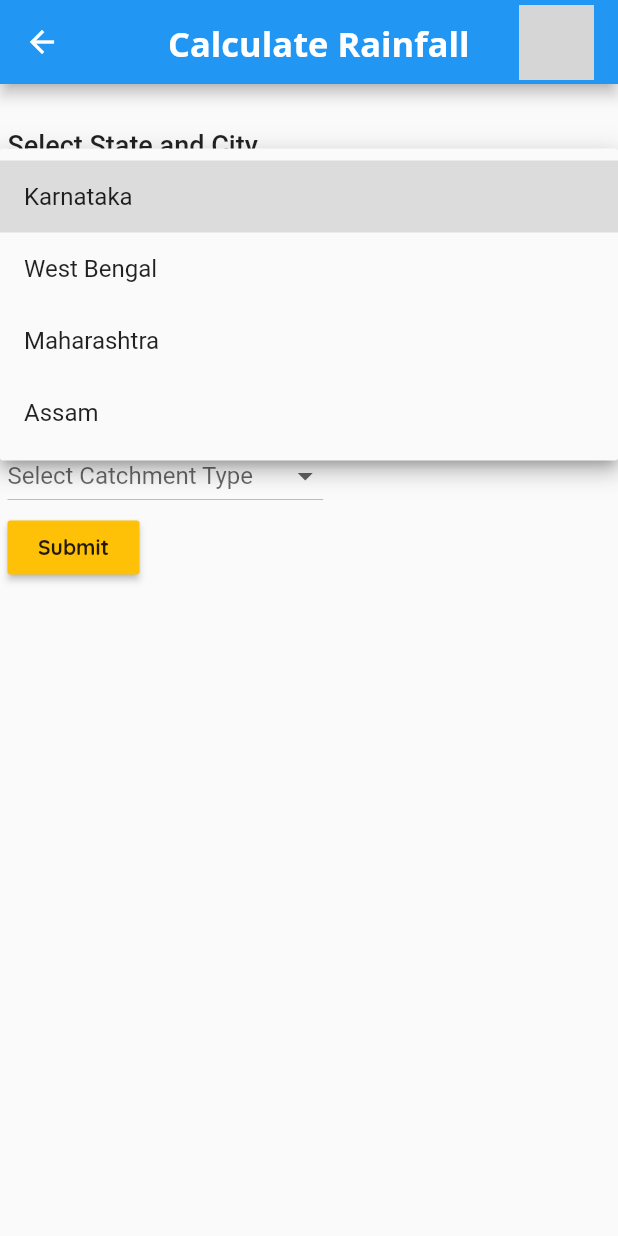
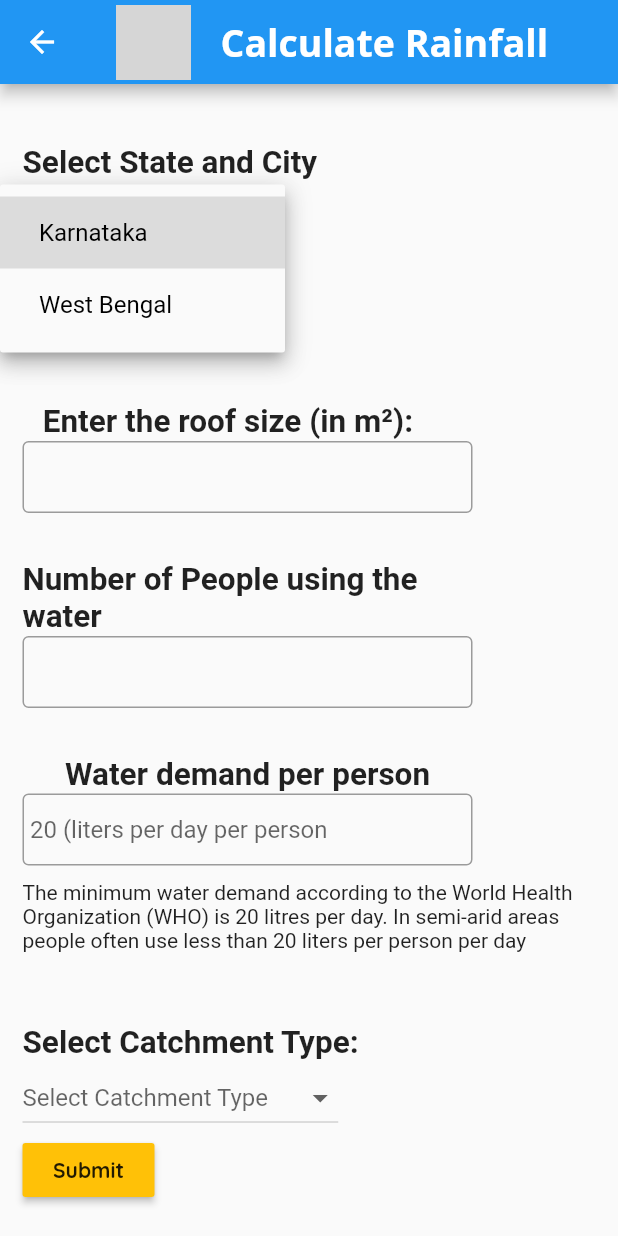
Before and after one commit to payelmasanta/AquaStore, a Flutter app: the Calculations screen opened directly, after a tap on "Choose State", on a phone screen of 412 x 824 dp. Run offline on Flutter 3.47's test engine with Material 2 defaults, Android fonts, the phone set to English and light mode, and no system bars; our stand-ins replace firebase_auth, fluttertoast; accounts and stored records are empty; Roboto replaces fonts that are missing (Open Sans); grey boxes are pictures that could not be loaded.

Commit message:
Update Calculation.dart

```diff
--- a/lib/Calculation.dart
+++ b/lib/Calculation.dart
@@ -1,9 +1,8 @@
-import 'package:cloud_firestore/cloud_firestore.dart';
+//import 'package:cloud_firestore/cloud_firestore.dart';//
 import 'package:firebase_auth/firebase_auth.dart';
 import 'package:flutter/material.dart';
 import 'package:flutter/cupertino.dart';
-import 'package:flutter_spinkit/flutter_spinkit.dart';
-import 'package:rwh_assistant/database.dart';
+//import 'package:rwh_assistant/database.dart';//
 
 class Item {
   const Item(this.name);
@@ -16,15 +15,15 @@ class Calculations extends StatefulWidget {
 }
 
 class _CalculationsState extends State<Calculations> {
-  double resrain;
   Future<void> _initForm;
   final _stateList = <StateModel>[];
   final _cityList = <City>[];
-
+  double resrain_dry, resrain_wet,demand;
+  int people;
   StateModel selectedState;
   City selectedCity;
   Item selectedRegion, selectedCatchment;
-  double catchValue, roofsize, result; //catchValue is the runn-off factor
+  double catchValue, roofsize, result_dry, result_wet; //catchValue is the runn-off factor
   final GlobalKey<FormState> _formKey = GlobalKey<FormState>();
 
   List<Item> catchment = <Item>[
@@ -50,8 +49,6 @@ class _CalculationsState extends State<Calculations> {
     return [
       StateModel("1", "Karnataka"),
       StateModel("2", "West Bengal"),
-      StateModel("3", "Maharashtra"),
-      StateModel("4", "Assam"),
     ];
   }
 
@@ -59,23 +56,13 @@ class _CalculationsState extends State<Calculations> {
     await Future.delayed(Duration(seconds: 1));
     if (id == "1")
       return [
-        City("1", "Bangalore", 150.2),
-        City("2", "Mysore", 148.1),
+        City("1", "Bangalore", 150.2, 110),
+        City("2", "Mysore", 148.1,110),
       ];
     if (id == "2")
       return [
-        City("3", "Kolkata", 160.8),
-        City("4", "Kharagpur", 166.5),
-      ];
-    if (id == "3")
-      return [
-        City("3", "Mumbai", 160.8),
-        City("4", "Pune", 166.5),
-      ];
-    if (id == "4")
-      return [
-        City("3", "Guwahati", 160.8),
-        City("4", "Silchar", 166.5),
+        City("3", "Kolkata", 160.8,100),
+        City("4", "Kharagpur", 166.5,100),
       ];
     return Iterable.empty();
   }
@@ -97,14 +84,15 @@ class _CalculationsState extends State<Calculations> {
     }
   }
 
-  void _onCitySelected(City selectedCity) {
+  void onCitySelected(City selectedCity) {
     setState(() {
       this.selectedCity = selectedCity;
-      resrain = selectedCity.rain;
-      print(resrain);
+      resrain_dry = selectedCity.dry_coeff;
+      resrain_wet = selectedCity.wet_coeff;
+      print(resrain_dry);
+      print(resrain_wet);
     });
   }
-
   void _showLoadingDialog() {
     showDialog(
       context: context,
@@ -112,10 +100,7 @@ class _CalculationsState extends State<Calculations> {
         return WillPopScope(
           onWillPop: () async => false,
           child: Center(
-            child: SpinKitCircle(
-              color: Colors.white,
-              size: 50,
-            ),
+            child: CupertinoActivityIndicator(animating: true),
           ),
         );
       },
@@ -125,39 +110,25 @@ class _CalculationsState extends State<Calculations> {
   @override
   Widget build(BuildContext context) {
     return Scaffold(
-      appBar: AppBar(
-        title: Stack(
-          children: <Widget>[
-            Row(
+      appBar: AppBar(title: Row(
       mainAxisAlignment: MainAxisAlignment.start,
-              children: <Widget>[
+      children: [
       Container(
-                    margin: EdgeInsets.only(top: 10),
-                    padding: const EdgeInsets.only(left: 40.0, right: 8.0),
-                    child: Text(
-                      'Calculate Rainfall',
-                      style: TextStyle(fontFamily: 'Open Sans', fontSize: 23),
-                    )),
-              ],
-            ),
-            Row(
-              mainAxisAlignment: MainAxisAlignment.end,
-              children: <Widget>[
-                Container(
-                  //margin: EdgeInsets.only(left: 40, right: 0),
-                  child: Image.asset(
-                    'assets/images/logo.png',
+      margin: EdgeInsets.only(left:5, right:20),
+      child:Image.asset(
+        'asset/logo3.png',
         fit: BoxFit.contain,
         height: 50,
       ),
-                ),
-              ],
+    ), Container(
+    padding: const EdgeInsets.only(left:0.0,right:0.0), child: Text('Calculate Rainfall',style: TextStyle(fontFamily: 'Open Sans'),)
     ),
     ],
     ),
     ),
       body: SingleChildScrollView(
         child: Container(
+          margin: EdgeInsets.only(left:10, right: 00),
           padding: EdgeInsets.only(
             top: 30,
             left: 5,
@@ -165,10 +136,12 @@ class _CalculationsState extends State<Calculations> {
           child: Column(
             crossAxisAlignment: CrossAxisAlignment.start,
             children: <Widget>[
-              Text(
+              Container(
+                padding: EdgeInsets.symmetric(vertical: 10, horizontal:0),
+                child: Text(
                 'Select State and City',
-                style: TextStyle(fontSize: 18, fontWeight: FontWeight.w500),
-              ),
+                style: TextStyle(fontSize:21, fontWeight: FontWeight.bold),
+              ),),
               SafeArea(
                 child: FutureBuilder<void>(
                   future: _initForm,
@@ -183,22 +156,22 @@ class _CalculationsState extends State<Calculations> {
                 ),
               ),
               Text(""),
-              Row(
-                children: <Widget>[
+              Text(''),
+                  Container(
+                   width:300,
+                    padding: EdgeInsets.symmetric(vertical: 10, horizontal:0),
+                    child: Form(
+                      key: _formKey,
+                      child:Column( children: <Widget>[
                         Text(
                           'Enter the roof size (in m\u00B2):     ',
-                    style: TextStyle(fontSize: 18, fontWeight: FontWeight.w500),
+                          style: TextStyle(fontSize:21, fontWeight: FontWeight.bold),
                         ),
-                  SizedBox(
-                    height: 37,
-                    width: 100,
-                    child: Form(
-                      key: _formKey,
-                      child: TextFormField(
+                        TextFormField(
                         keyboardType: TextInputType.number,
-                        validator: (input) {
+                        validator: (input){
                           if (input.isEmpty) {
-                            return 'Roofsize can not be blank';
+                            return ('Roofsize can not be blank');
                           }
                         },
                         onSaved: (input) {
@@ -209,17 +182,69 @@ class _CalculationsState extends State<Calculations> {
                           border: OutlineInputBorder(),
                         ),
                       ),
+                      Text(''),
+                        Text(''),
+                      Text(
+                        'Number of People using the water',
+                        style: TextStyle(fontSize:21, fontWeight: FontWeight.bold,),
+                      ),
+                        TextFormField(
+                          keyboardType: TextInputType.number,
+                          validator: (input){
+                            if (input.isEmpty) {
+                              return ('This field can not be blank');
+                            }
+                          },
+                          onSaved: (input) {
+                            people = int.parse(input);
+                          },
+                          decoration: InputDecoration(
+                            contentPadding: EdgeInsets.all(5),
+                            border: OutlineInputBorder(),
+                          ),
+                        ),
+                        Text(''),
+                        Text(''),
+                        Text(
+                          'Water demand per person',
+                          style: TextStyle(fontSize:21, fontWeight: FontWeight.bold),
+                        ),
+                        TextFormField(
+                          keyboardType: TextInputType.number,
+                          validator: (input){
+                            if (input.isEmpty) {
+                              return ('This field  can not be blank');
+                            }
+                          },
+                          onSaved: (input) {
+                            demand = double.parse(input);
+                          },
+                          decoration: InputDecoration(
+                              contentPadding: EdgeInsets.all(5),
+                              border: OutlineInputBorder(),
+                              hintText: "20 (liters per day per person"
                           ),
                         ),
                       ],
                       ),
+                    ),
+
+                  ),
               // catchment start
+              Text("The minimum water demand according to the World Health Organization (WHO) is "
+                  "20 litres per day. In semi-arid areas people often use less than 20 liters per person per day"),
               Text(""),
-              Text(
+              Text(''),
+              Text(''),
+              Container(
+                //padding: EdgeInsets.only(left:10, right:0),
+                child:Text(
                   'Select Catchment Type:',
-                style: TextStyle(fontSize: 18, fontWeight: FontWeight.w500),
-              ),
-              DropdownButton<Item>(
+                style: TextStyle(fontSize:21,fontWeight: FontWeight.bold),
+              ),),
+              Container(
+                //padding: EdgeInsets.only(left:10, right:0),
+                child:DropdownButton<Item>(
                   hint: Text("Select Catchment Type"),
                 value: selectedCatchment,
                 onChanged: (Item Value) {
@@ -257,9 +282,10 @@ class _CalculationsState extends State<Calculations> {
                     ),
                   );
                 }).toList(),
-              ),
+              ),),
               //catchment end
               RaisedButton(
+                padding:EdgeInsets.only(left:0, right:0),
                   color: Colors.amber,
                   child: Text(
                     'Submit',
@@ -267,7 +293,7 @@ class _CalculationsState extends State<Calculations> {
                   ),
                   onPressed: () {
                     _formKey.currentState.save();
-                    submitit(roofsize, catchValue, resrain);
+                    submitit(roofsize, catchValue, resrain_dry,resrain_wet);
                   }),
             ],
           ),
@@ -281,11 +307,8 @@ class _CalculationsState extends State<Calculations> {
       child: Column(
         mainAxisAlignment: MainAxisAlignment.center,
         children: <Widget>[
-          SpinKitCircle(
-            color: Colors.blue,
-            size: 50,
-          ),
-          SizedBox(height: 50.0),
+          CupertinoActivityIndicator(animating: true),
+          SizedBox(height: 10.0),
           Text("Initilizing Form Data"),
         ],
       ),
@@ -300,52 +323,63 @@ class _CalculationsState extends State<Calculations> {
 
   Widget _buildBody() {
     return Column(
+      crossAxisAlignment: CrossAxisAlignment.start,
       children: <Widget>[
-        DropdownButtonFormField<StateModel>(
+        Container(
+          width:150,
+          //padding: EdgeInsets.only(left:10, right:0),
+          child:DropdownButtonFormField<StateModel>(
                  hint: Text('Choose State'),
           items: _stateList
-              .map((itm) => DropdownMenuItem(
-                    child: Text(itm.name),
+              .map((itm) =>
+              DropdownMenuItem(
                 value: itm,
-                  ))
-              .toList(),
+                child: Row(
+                  children: <Widget>[
+                    SizedBox(
+                      width: 10,
+                    ),
+                    Text(
+                        itm.name,
+                      style: TextStyle(color: Colors.black),
+                    ),
+                  ],
+                ),
+              )
+          ).toList(),
           value: selectedState,
           onChanged: _onStateSelected,
-        ),
-        DropdownButtonFormField<City>(
+        ),),
+          Container(
+            width:150,
+            //padding: EdgeInsets.only(left:10, right:0),
+            child: DropdownButtonFormField<City>(
                 hint: Text('Choose City'),
           items: _cityList
-              .map((itm) => DropdownMenuItem(
+              .map((itm) =>
+              DropdownMenuItem(
                 child: Text(itm.name),
                 value: itm,
               ))
               .toList(),
           value: selectedCity,
-          onChanged: _onCitySelected,
-        ),
+          onChanged: onCitySelected,
+        ),)
       ],
     );
   }
 
-  void submitit(double n, m, o) async {
+  void submitit(double n, m,d,w) async {
     final FirebaseUser user = await FirebaseAuth.instance.currentUser();
     final String usr = user.uid.toString();
     if (_formKey.currentState.validate()) {
       _formKey.currentState.save();
-      result = n * m * o;
+      result_dry = (n*m)*d;
+      result_wet = (n*m)*w;
+      print(result_dry);
+      print(result_wet);
+
     }
-    print(result);
-    DatabaseService(uid: usr).updateUserData(result.toString());
-    getData();
-  }
-
-  Future<DocumentSnapshot> getData() async {
-    var firebaseUser = await FirebaseAuth.instance.currentUser();
-    var resul = await Firestore.instance
-        .collection("result")
-        .document(firebaseUser.uid)
-        .get();
-    print(resul.data);
   }
 }
 
@@ -359,7 +393,9 @@ class StateModel {
 class City {
   final String id;
   final String name;
-  final double rain;
+  final double dry_coeff;
+  final double wet_coeff ;
 
-  City(this.id, this.name, this.rain);
+
+  City(this.id, this.name, this.dry_coeff, this.wet_coeff);
 }
```
Lines whose indentation alone changed are shown as unchanged.
